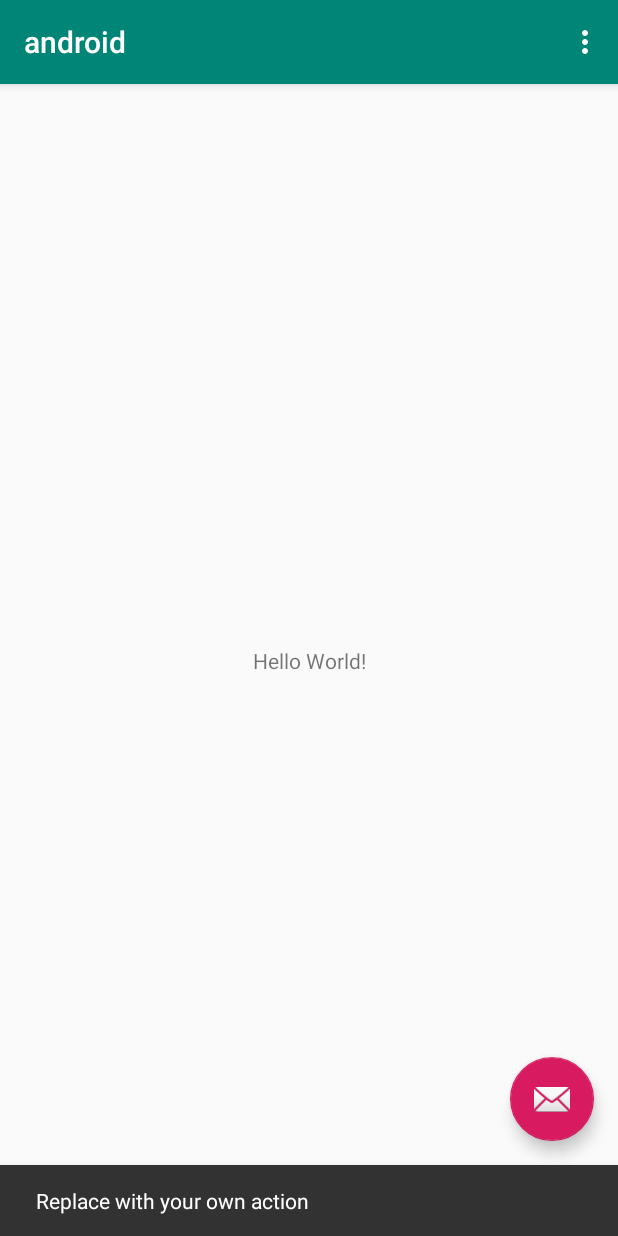
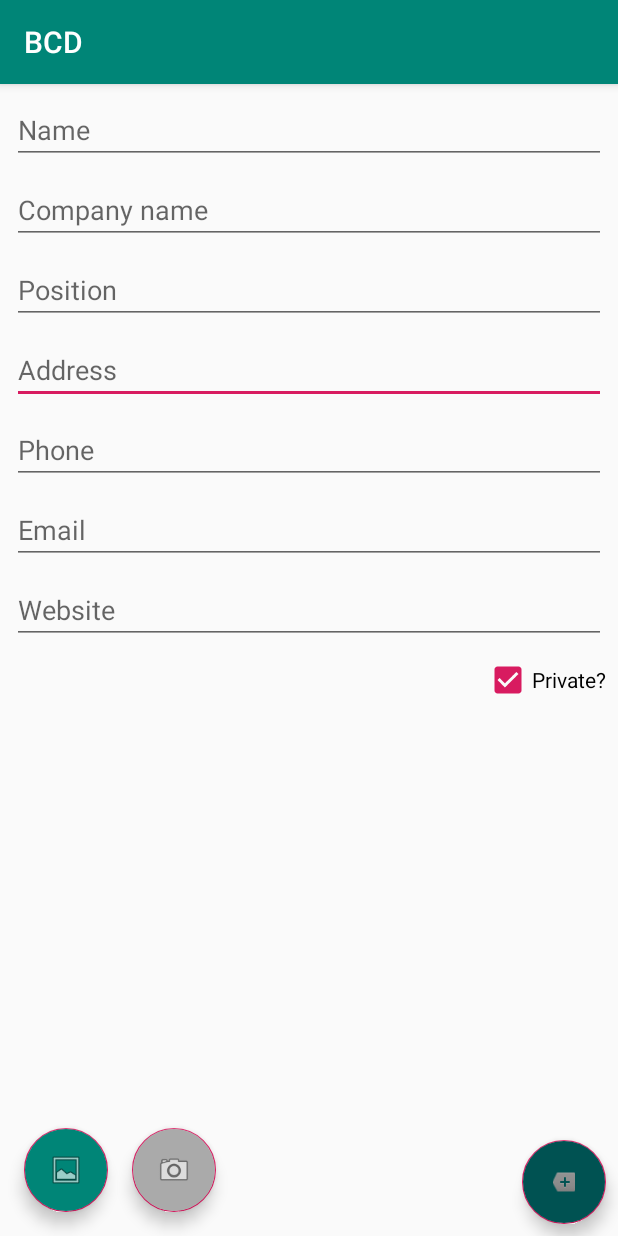
Before and after one commit to AsianJesus/azercosmos-business-card-database, an Android app: the screen it shows after launch (MainActivity before the commit, NewCardActivity after it), after a tap on an icon or button, on a phone screen of 412 x 824 dp. Run offline under Robolectric (Android 15) with nearby library versions, the phone set to English and light mode, and no system bars.

Commit message:
New card page for android application

```diff
--- a/app/src/main/AndroidManifest.xml
+++ b/app/src/main/AndroidManifest.xml
@@ -19,6 +19,7 @@
                 <category android:name="android.intent.category.LAUNCHER" />
             </intent-filter>
         </activity>
+        <activity android:name=".NewCardActivity" />
     </application>
 
 </manifest>
--- a/app/src/main/java/com/ohmycthulhu/businesscarddatabase/MainActivity.kt
+++ b/app/src/main/java/com/ohmycthulhu/businesscarddatabase/MainActivity.kt
@@ -1,7 +1,10 @@
 package com.ohmycthulhu.businesscarddatabase
 
+import android.Manifest
+import android.content.Intent
 import android.os.Bundle
 import android.support.design.widget.Snackbar
+import android.support.v4.app.ActivityCompat
 import android.support.v7.app.AppCompatActivity;
 import android.view.Menu
 import android.view.MenuItem
@@ -10,15 +13,22 @@ import kotlinx.android.synthetic.main.activity_main.*
 
 class MainActivity : AppCompatActivity() {
 
+    val REQUEST_PERMISSIONS = 1;
+
     override fun onCreate(savedInstanceState: Bundle?) {
         super.onCreate(savedInstanceState)
         setContentView(R.layout.activity_main)
         setSupportActionBar(toolbar)
 
         fab.setOnClickListener { view ->
-            Snackbar.make(view, "Replace with your own action", Snackbar.LENGTH_LONG)
-                    .setAction("Action", null).show()
+            Intent(this, NewCardActivity::class.java).also({
+                startActivity(it)
+            })
         }
+    }
+
+    private fun requestPermissions() {
+        ActivityCompat.requestPermissions(this, arrayOf(Manifest.permission.CAMERA), REQUEST_PERMISSIONS)
     }
 
     override fun onCreateOptionsMenu(menu: Menu): Boolean {
--- /dev/null
+++ b/app/src/main/res/layout/activity_new_card_photo.xml
@@ -0,0 +1,108 @@
+<?xml version="1.0" encoding="utf-8"?>
+<android.support.constraint.ConstraintLayout xmlns:android="http://schemas.android.com/apk/res/android"
+                                             xmlns:app="http://schemas.android.com/apk/res-auto"
+                                             xmlns:tools="http://schemas.android.com/tools"
+                                             android:layout_width="match_parent"
+                                             android:layout_height="match_parent">
+
+    <android.support.design.widget.FloatingActionButton
+            android:id="@+id/makePhotoFab"
+            android:layout_width="wrap_content"
+            android:layout_height="wrap_content"
+            android:layout_gravity="bottom|end"
+            android:layout_margin="@dimen/fab_margin"
+            app:srcCompat="@android:drawable/ic_menu_camera"
+            android:layout_marginBottom="8dp"
+            app:layout_constraintBottom_toBottomOf="parent" android:backgroundTint="@android:color/darker_gray"
+            app:layout_constraintStart_toEndOf="@+id/choosePhotoFab" android:layout_marginStart="16dp"/>
+    <EditText
+            android:layout_width="0dp"
+            android:layout_height="wrap_content"
+            android:inputType="textPersonName"
+            android:ems="10"
+            android:id="@+id/newCardAddress" android:layout_marginEnd="8dp"
+            app:layout_constraintEnd_toEndOf="parent" android:layout_marginTop="8dp"
+            app:layout_constraintTop_toBottomOf="@+id/newCardPosition" app:layout_constraintStart_toStartOf="parent"
+            android:hint="Address" android:layout_marginStart="8dp" app:layout_constraintHorizontal_bias="0.0"/>
+    <android.support.design.widget.FloatingActionButton
+            android:id="@+id/choosePhotoFab"
+            android:layout_width="wrap_content"
+            android:layout_height="wrap_content"
+            android:layout_gravity="bottom|end"
+            android:layout_margin="@dimen/fab_margin"
+            app:srcCompat="@android:drawable/ic_menu_gallery"
+            android:layout_marginBottom="8dp"
+            app:layout_constraintBottom_toBottomOf="parent" android:backgroundTint="@color/colorPrimary"
+            android:layout_marginStart="8dp" app:layout_constraintStart_toStartOf="parent"/>
+    <android.support.design.widget.FloatingActionButton
+            android:id="@+id/createButton"
+            android:layout_width="wrap_content"
+            android:layout_height="wrap_content"
+            android:layout_gravity="bottom|end"
+            app:srcCompat="@android:drawable/stat_notify_more"
+            android:backgroundTint="#005252"
+            android:layout_marginEnd="8dp"
+            app:layout_constraintEnd_toEndOf="parent"
+            app:layout_constraintBottom_toBottomOf="parent" android:layout_marginBottom="8dp"/>
+    <EditText
+            android:layout_width="0dp"
+            android:layout_height="wrap_content"
+            android:inputType="textPersonName"
+            android:ems="10"
+            android:id="@+id/newCardName"
+            android:hint="Name" android:layout_marginEnd="8dp" app:layout_constraintEnd_toEndOf="parent"
+            android:layout_marginStart="8dp" app:layout_constraintStart_toStartOf="parent"
+            android:layout_marginTop="8dp" app:layout_constraintTop_toTopOf="parent"/>
+    <EditText
+            android:layout_width="0dp"
+            android:layout_height="wrap_content"
+            android:inputType="textPersonName"
+            android:ems="10"
+            android:id="@+id/newCardCompany"
+            android:hint="Company name" android:layout_marginEnd="8dp" app:layout_constraintEnd_toEndOf="parent"
+            android:layout_marginStart="8dp" app:layout_constraintStart_toStartOf="parent"
+            android:layout_marginTop="8dp" app:layout_constraintTop_toBottomOf="@+id/newCardName"/>
+    <EditText
+            android:layout_width="0dp"
+            android:layout_height="wrap_content"
+            android:inputType="textPersonName"
+            android:ems="10"
+            android:id="@+id/newCardPosition" android:layout_marginEnd="8dp"
+            app:layout_constraintEnd_toEndOf="parent" android:layout_marginTop="8dp"
+            app:layout_constraintTop_toBottomOf="@+id/newCardCompany" app:layout_constraintStart_toStartOf="parent"
+            android:hint="Position" android:layout_marginStart="8dp"/>
+    <EditText
+            android:layout_width="0dp"
+            android:layout_height="wrap_content"
+            android:inputType="phone"
+            android:ems="10"
+            android:id="@+id/newCardPhone" app:layout_constraintEnd_toEndOf="parent"
+            android:layout_marginEnd="8dp" app:layout_constraintStart_toStartOf="parent"
+            android:layout_marginStart="8dp" android:layout_marginTop="8dp"
+            app:layout_constraintTop_toBottomOf="@+id/newCardAddress" android:hint="Phone"/>
+    <EditText
+            android:layout_width="0dp"
+            android:layout_height="wrap_content"
+            android:inputType="textPersonName"
+            android:ems="10"
+            android:id="@+id/newCardEmail"
+            android:hint="Email" android:layout_marginEnd="8dp" app:layout_constraintEnd_toEndOf="parent"
+            android:layout_marginStart="8dp" app:layout_constraintStart_toStartOf="parent"
+            android:layout_marginTop="8dp" app:layout_constraintTop_toBottomOf="@+id/newCardPhone"/>
+    <EditText
+            android:layout_width="0dp"
+            android:layout_height="wrap_content"
+            android:inputType="textUri|textPersonName"
+            android:ems="10"
+            android:id="@+id/newCardWebsite" android:layout_marginEnd="8dp"
+            app:layout_constraintEnd_toEndOf="parent" android:layout_marginStart="8dp"
+            app:layout_constraintStart_toStartOf="parent" android:layout_marginTop="8dp"
+            app:layout_constraintTop_toBottomOf="@+id/newCardEmail" android:hint="Website"/>
+    <CheckBox
+            android:text="Private?"
+            android:layout_width="wrap_content"
+            android:layout_height="wrap_content"
+            android:id="@+id/newCardIsPrivate" android:layout_marginTop="8dp"
+            app:layout_constraintTop_toBottomOf="@+id/newCardWebsite" app:layout_constraintEnd_toEndOf="parent"
+            android:layout_marginEnd="8dp" android:checked="true"/>
+</android.support.constraint.ConstraintLayout>
--- a/app/src/main/res/values/strings.xml
+++ b/app/src/main/res/values/strings.xml
@@ -1,4 +1,4 @@
 <resources>
-    <string name="app_name">android</string>
+    <string name="app_name">BCD</string>
     <string name="action_settings">Settings</string>
 </resources>
```
Also changed, not shown: app/src/main/java/com/ohmycthulhu/businesscarddatabase/NewCardActivity.kt (added, +96 -0 lines), 2 other files.
